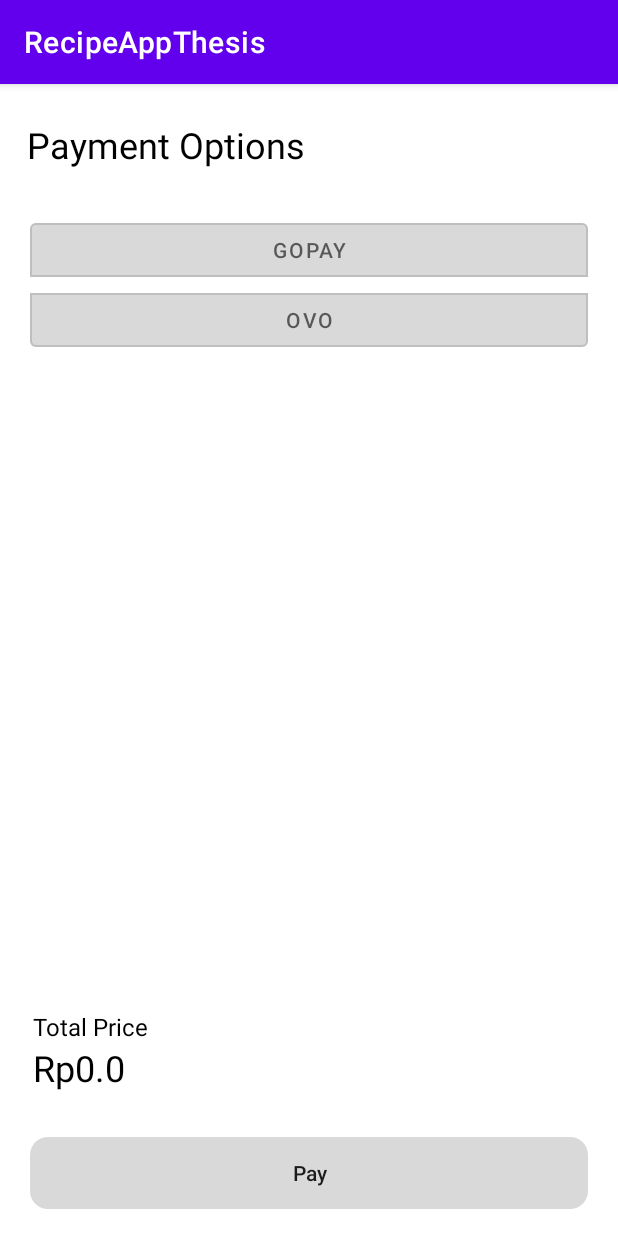
After one commit to michaelwijaya2810/recipe-app-thesis, an Android app: the PaymentActivity screen opened directly, with no data from a screen before it, on a phone screen of 412 x 824 dp. The commit adds this screen. Run offline under Robolectric (Android 15) with nearby library versions, the phone set to English and light mode, and no system bars.

Commit message:
payment page UI and functionality with dummy data

```diff
--- a/app/src/main/AndroidManifest.xml
+++ b/app/src/main/AndroidManifest.xml
@@ -12,6 +12,13 @@
         android:supportsRtl="true"
         android:theme="@style/Theme.RecipeAppThesis"
         tools:targetApi="31">
+        <activity
+            android:name=".PaymentActivity"
+            android:exported="false">
+            <meta-data
+                android:name="android.app.lib_name"
+                android:value="" />
+        </activity>
         <activity
             android:name=".OrderActivity"
             android:exported="false">
--- a/app/src/main/java/com/irmwrs/recipeapp/OrderActivity.java
+++ b/app/src/main/java/com/irmwrs/recipeapp/OrderActivity.java
@@ -5,6 +5,8 @@ import androidx.appcompat.app.AppCompatActivity;
 import android.content.Intent;
 import android.graphics.Paint;
 import android.os.Bundle;
+import android.view.View;
+import android.widget.Button;
 import android.widget.TextView;
 
 import org.w3c.dom.Text;
@@ -24,12 +26,24 @@ public class OrderActivity extends AppCompatActivity {
         TextView tvQtyAndName = findViewById(R.id.tvQtyAndName);
         TextView tvPrice = findViewById(R.id.tvPrice);
         TextView tvTotalPrice2 = findViewById(R.id.tvTotalPrice2);
+        Button btnToPayment = findViewById(R.id.btnToPayment);
+
 
         Intent intent = getIntent();
 
         tvQtyAndName.setText(intent.getStringExtra("qty_name"));
         tvPrice.setText(intent.getStringExtra("price"));
-        String totalPrice = "Total price\nRp. " + intent.getDoubleExtra("total", 0);
+        double price = intent.getDoubleExtra("total", 0);
+        String totalPrice = "Total price\nRp. " + price;
         tvTotalPrice2.setText(totalPrice);
+
+        btnToPayment.setOnClickListener(new View.OnClickListener() {
+            @Override
+            public void onClick(View view) {
+                Intent intent = new Intent(OrderActivity.this, PaymentActivity.class);
+                intent.putExtra("total_price", price);
+                startActivity(intent);
+            }
+        });
     }
 }
--- /dev/null
+++ b/app/src/main/java/com/irmwrs/recipeapp/PaymentActivity.java
@@ -0,0 +1,57 @@
+package com.irmwrs.recipeapp;
+
+import androidx.appcompat.app.AppCompatActivity;
+
+import android.content.Intent;
+import android.os.Bundle;
+import android.widget.TextView;
+
+import com.google.android.material.button.MaterialButton;
+import com.google.android.material.button.MaterialButtonToggleGroup;
+
+public class PaymentActivity extends AppCompatActivity {
+
+    @Override
+    protected void onCreate(Bundle savedInstanceState) {
+        super.onCreate(savedInstanceState);
+        setContentView(R.layout.activity_payment);
+
+        MaterialButtonToggleGroup tbPaymentOption = findViewById(R.id.tbPaymentOption);
+        int buttonId = tbPaymentOption.getCheckedButtonId();
+        MaterialButton button = tbPaymentOption.findViewById(buttonId);
+        TextView tvPaymentOptionBalance = findViewById(R.id.tvPaymentOptionBalance);
+        TextView tvBalance = findViewById(R.id.tvBalance);
+        TextView tvTotalPrice3 = findViewById(R.id.tvTotalPrice3);
+
+        Intent intent = getIntent();
+
+        //sample data
+        double gopaySaldo = 1000000;
+        double ovoSaldo = 500000;
+
+        tbPaymentOption.addOnButtonCheckedListener(new MaterialButtonToggleGroup.OnButtonCheckedListener() {
+            @Override
+            public void onButtonChecked(MaterialButtonToggleGroup group, int checkedId, boolean isChecked) {
+                if (isChecked){
+                    if (checkedId == R.id.btnGopay){
+                        String balance = "Rp" + gopaySaldo;
+                        tvPaymentOptionBalance.setText("Gopay Saldo");
+                        tvBalance.setText(balance);
+                    }
+                    else if(checkedId == R.id.btnOvo){
+                        String balance = "Rp" + ovoSaldo;
+                        tvPaymentOptionBalance.setText("Ovo Saldo");
+                        tvBalance.setText(balance);
+                    }
+                }
+                else {
+                    tvPaymentOptionBalance.setText("");
+                    tvBalance.setText("");
+                }
+            }
+        });
+
+        String totalPrice = "Rp" + intent.getDoubleExtra("total_price", 0);
+        tvTotalPrice3.setText(totalPrice);
+    }
+}
--- /dev/null
+++ b/app/src/main/res/layout/activity_payment.xml
@@ -0,0 +1,95 @@
+<?xml version="1.0" encoding="utf-8"?>
+<LinearLayout xmlns:android="http://schemas.android.com/apk/res/android"
+    xmlns:app="http://schemas.android.com/apk/res-auto"
+    xmlns:tools="http://schemas.android.com/tools"
+    android:layout_width="match_parent"
+    android:layout_height="match_parent"
+    tools:context=".PaymentActivity"
+    android:orientation="vertical">
+
+    <TextView
+        android:layout_width="wrap_content"
+        android:layout_height="wrap_content"
+        android:text="@string/payment_options"
+        android:textColor="@color/black"
+        android:textSize="24dp"
+        android:layout_marginTop="24dp"
+        android:layout_marginLeft="18dp"
+        android:layout_marginBottom="30dp"
+        />
+
+    <com.google.android.material.button.MaterialButtonToggleGroup
+        android:id="@+id/tbPaymentOption"
+        android:layout_width="match_parent"
+        android:layout_height="wrap_content"
+        android:orientation="vertical"
+        app:singleSelection="true"
+        android:paddingLeft="20dp"
+        android:paddingRight="20dp"
+        >
+        <Button
+            android:id="@+id/btnGopay"
+            style="@style/Widget.MaterialComponents.Button.OutlinedButton"
+            android:backgroundTint="@color/gray"
+            android:layout_width="match_parent"
+            android:layout_height="wrap_content"
+            android:text="GOPAY"
+            />
+        <Button
+            android:id="@+id/btnOvo"
+            style="@style/Widget.MaterialComponents.Button.OutlinedButton"
+            android:backgroundTint="@color/gray"
+            android:layout_width="match_parent"
+            android:layout_height="wrap_content"
+            android:text="OVO"
+            android:layout_marginTop="5dp"
+            />
+    </com.google.android.material.button.MaterialButtonToggleGroup>
+    <LinearLayout android:layout_width="fill_parent"
+        android:layout_height="wrap_content" android:layout_weight="1" />
+    <TextView
+        android:id="@+id/tvPaymentOptionBalance"
+        android:layout_width="wrap_content"
+        android:layout_height="wrap_content"
+        android:textColor="@color/black"
+        android:textSize="16dp"
+        android:layout_marginLeft="22dp"
+        />
+    <TextView
+        android:id="@+id/tvBalance"
+        android:layout_width="wrap_content"
+        android:layout_height="wrap_content"
+        android:textColor="@color/black"
+        android:textSize="24dp"
+        android:layout_marginLeft="22dp"
+        android:layout_marginBottom="30dp"
+        />
+    <TextView
+        android:layout_width="wrap_content"
+        android:layout_height="wrap_content"
+        android:text="@string/total_price"
+        android:textColor="@color/black"
+        android:textSize="16dp"
+        android:layout_marginLeft="22dp"
+        />
+    <TextView
+        android:id="@+id/tvTotalPrice3"
+        android:layout_width="wrap_content"
+        android:layout_height="wrap_content"
+        android:textColor="@color/black"
+        android:textSize="24dp"
+        android:layout_marginLeft="22dp"
+        android:layout_marginBottom="30dp"
+        />
+    <androidx.appcompat.widget.AppCompatButton
+        android:background="@drawable/round_style"
+        android:backgroundTint="@color/gray"
+        android:layout_width="match_parent"
+        android:layout_height="wrap_content"
+        android:textAllCaps="false"
+        android:text="Pay"
+        android:layout_marginBottom="18dp"
+        android:layout_marginLeft="20dp"
+        android:layout_marginRight="20dp"
+        />
+</LinearLayout>
--- a/app/src/main/res/values/strings.xml
+++ b/app/src/main/res/values/strings.xml
@@ -5,4 +5,6 @@
     <string name="pilih_jam_preorder">Pilih jam preorder</string>
     <string name="summary">Summary</string>
     <string name="to_payment">To payment</string>
+    <string name="payment_options">Payment Options</string>
+    <string name="total_price">Total Price</string>
 </resources>
```
